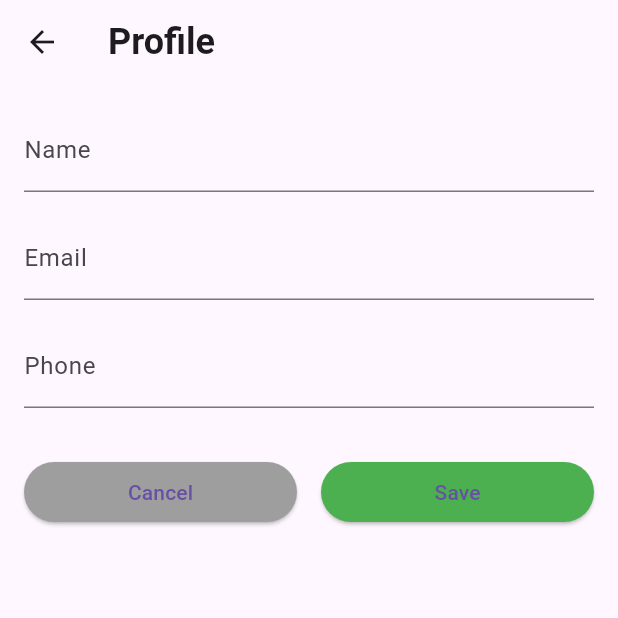
After one commit to AbigailHinchliffe/sandwich, a Flutter app: the ProfileScreen screen opened directly, on a phone screen of 412 x 824 dp, the top half of it. The commit adds this screen. Run offline on Flutter 3.47's test engine with Material 3 defaults, Android fonts, the phone set to English and light mode, and no system bars.

Commit message:
Fixed code errors

```diff
--- a/lib/main.dart
+++ b/lib/main.dart
@@ -4,6 +4,7 @@ import 'package:sandwich/views/app_styles.dart';
 import 'package:sandwich/models/cart.dart';
 import 'package:sandwich/models/sandwich.dart';
 import 'package:sandwich/views/cart_view.dart' as cart_view;
+export 'package:sandwich/views/profile_screen.dart';
 
 void main() {
   runApp(const App());
--- /dev/null
+++ b/lib/views/profile_screen.dart
@@ -0,0 +1,118 @@
+import 'package:flutter/material.dart';
+import 'package:sandwich/views/app_styles.dart';
+
+class ProfileScreen extends StatefulWidget {
+  const ProfileScreen({super.key});
+
+  @override
+  State<ProfileScreen> createState() => _ProfileScreenState();
+}
+
+class _ProfileScreenState extends State<ProfileScreen> {
+  final TextEditingController _nameController = TextEditingController();
+  final TextEditingController _emailController = TextEditingController();
+  final TextEditingController _phoneController = TextEditingController();
+
+  @override
+  void dispose() {
+    _nameController.dispose();
+    _emailController.dispose();
+    _phoneController.dispose();
+    super.dispose();
+  }
+
+  void _save() {
+    final name = _nameController.text.trim();
+
+    if (name.isEmpty) {
+      ScaffoldMessenger.of(context).showSnackBar(
+        const SnackBar(content: Text('Name is required')),
+      );
+      return;
+    }
+
+    // Show success message
+    ScaffoldMessenger.of(context).showSnackBar(
+      const SnackBar(content: Text('Profile saved')),
+    );
+
+    // Close the screen
+    Navigator.of(context).pop();
+  }
+
+  void _cancel() {
+    Navigator.of(context).pop();
+  }
+
+  @override
+  Widget build(BuildContext context) {
+    return Scaffold(
+      appBar: AppBar(
+        title: const Text('Profile', style: heading1),
+      ),
+      body: Padding(
+        padding: const EdgeInsets.all(16.0),
+        child: Column(
+          crossAxisAlignment: CrossAxisAlignment.stretch,
+          children: [
+            TextField(
+              key: const Key('profile_name'),
+              controller: _nameController,
+              decoration: const InputDecoration(
+                labelText: 'Name',
+                hintText: 'Enter your name',
+              ),
+            ),
+            const SizedBox(height: 16),
+            TextField(
+              key: const Key('profile_email'),
+              controller: _emailController,
+              decoration: const InputDecoration(
+                labelText: 'Email',
+                hintText: 'Enter your email',
+              ),
+              keyboardType: TextInputType.emailAddress,
+            ),
+            const SizedBox(height: 16),
+            TextField(
+              key: const Key('profile_phone'),
+              controller: _phoneController,
+              decoration: const InputDecoration(
+                labelText: 'Phone',
+                hintText: 'Enter your phone number',
+              ),
+              keyboardType: TextInputType.phone,
+            ),
+            const SizedBox(height: 32),
+            Row(
+              mainAxisAlignment: MainAxisAlignment.spaceEvenly,
+              children: [
+                Expanded(
+                  child: ElevatedButton(
+                    key: const Key('profile_cancel'),
+                    onPressed: _cancel,
+                    style: ElevatedButton.styleFrom(
+                      backgroundColor: Colors.grey,
+                    ),
+                    child: const Text('Cancel'),
+                  ),
+                ),
+                const SizedBox(width: 16),
+                Expanded(
+                  child: ElevatedButton(
+                    key: const Key('profile_save'),
+                    onPressed: _save,
+                    style: ElevatedButton.styleFrom(
+                      backgroundColor: Colors.green,
+                    ),
+                    child: const Text('Save'),
+                  ),
+                ),
+              ],
+            ),
+          ],
+        ),
+      ),
+    );
+  }
+}
```
Also changed, not shown: lib/views/checkout_screen.dart (added, +134 -0 lines), 1 other file.
